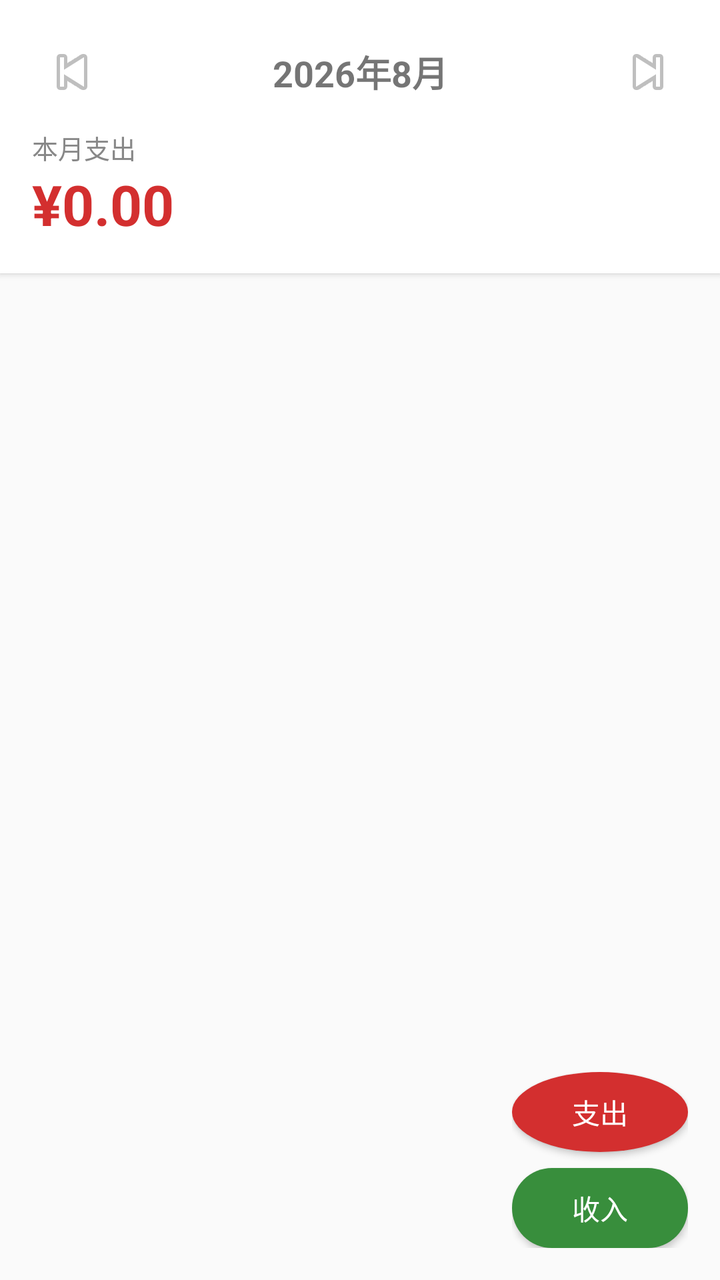
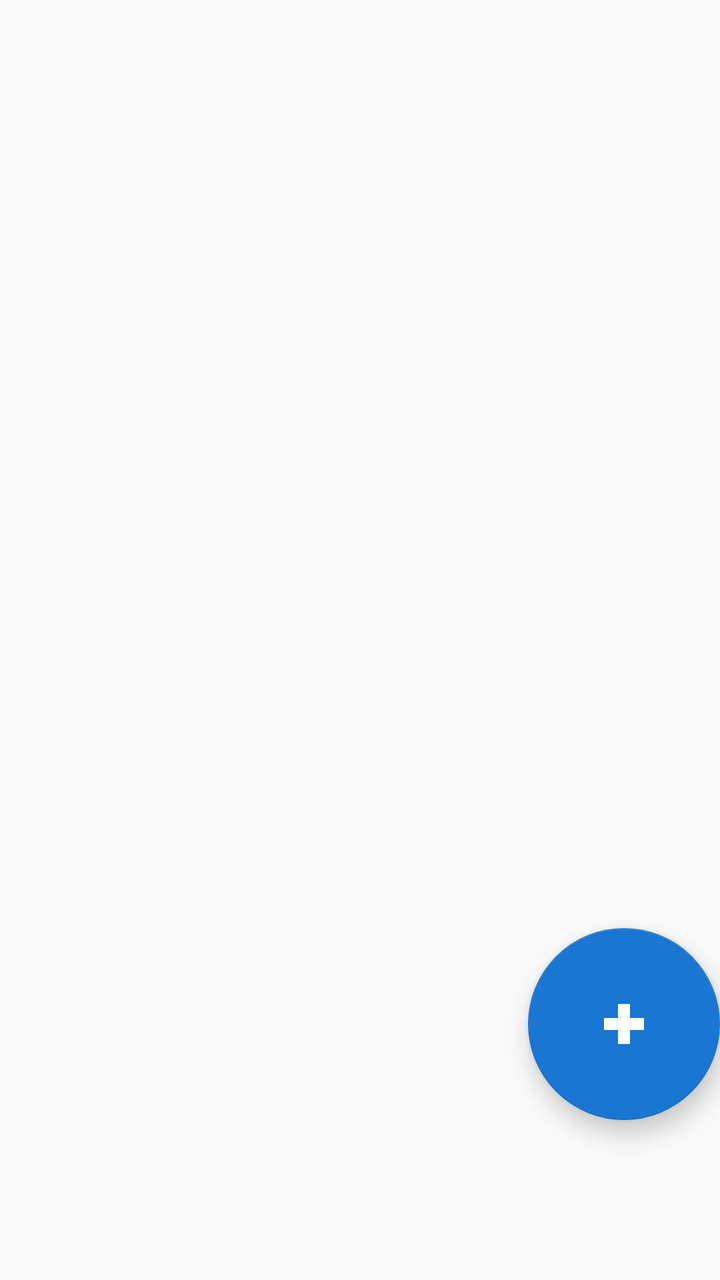

Screens rendered from an Android XML layout before and after an edit, with the pre-edit source and the edit as a unified diff.
<!-- AndroidManifest.xml: application theme Theme.AppCompat.Light.NoActionBar -->
<!-- res/layout/fragment_home.xml -->
<?xml version="1.0" encoding="utf-8"?>
<androidx.coordinatorlayout.widget.CoordinatorLayout
    xmlns:android="http://schemas.android.com/apk/res/android"
    xmlns:app="http://schemas.android.com/apk/res-auto"
    android:layout_width="match_parent"
    android:layout_height="match_parent">

    <LinearLayout
        android:layout_width="match_parent"
        android:layout_height="match_parent"
        android:orientation="vertical">

        
        <LinearLayout
            android:layout_width="match_parent"
            android:layout_height="wrap_content"
            android:orientation="vertical"
            android:background="#FFFFFF"
            android:elevation="2dp"
            android:padding="16dp">

            <LinearLayout
                android:layout_width="match_parent"
                android:layout_height="wrap_content"
                android:orientation="horizontal"
                android:gravity="center_vertical">

                <ImageButton
                    android:id="@+id/btn_prev_month"
                    android:layout_width="40dp"
                    android:layout_height="40dp"
                    android:background="?attr/selectableItemBackgroundBorderless"
                    android:src="@android:drawable/ic_media_previous"
                    android:contentDescription="上一月" />

                <TextView
                    android:id="@+id/tv_month"
                    android:layout_width="0dp"
                    android:layout_height="wrap_content"
                    android:layout_weight="1"
                    android:gravity="center"
                    android:textSize="18sp"
                    android:textStyle="bold"
                    android:text="2026年8月" />

                <ImageButton
                    android:id="@+id/btn_next_month"
                    android:layout_width="40dp"
                    android:layout_height="40dp"
                    android:background="?attr/selectableItemBackgroundBorderless"
                    android:src="@android:drawable/ic_media_next"
                    android:contentDescription="下一月" />

            </LinearLayout>

            <TextView
                android:layout_width="wrap_content"
                android:layout_height="wrap_content"
                android:text="本月支出"
                android:textSize="13sp"
                android:textColor="#888888"
                android:layout_marginTop="8dp" />

            <TextView
                android:id="@+id/tv_month_total"
                android:layout_width="wrap_content"
                android:layout_height="wrap_content"
                android:text="¥0.00"
                android:textSize="28sp"
                android:textStyle="bold"
                android:textColor="#D32F2F" />

        </LinearLayout>

        
        <androidx.recyclerview.widget.RecyclerView
            android:id="@+id/rv_bills"
            android:layout_width="match_parent"
            android:layout_height="0dp"
            android:layout_weight="1"
            android:clipToPadding="false"
            android:paddingBottom="80dp" />

    </LinearLayout>

    
    <LinearLayout
        android:layout_width="wrap_content"
        android:layout_height="wrap_content"
        android:layout_gravity="bottom|end"
        android:layout_marginEnd="16dp"
        android:layout_marginBottom="16dp"
        android:orientation="vertical"
        android:gravity="center">

        
        <Button
            android:id="@+id/btn_add_consume"
            android:layout_width="wrap_content"
            android:layout_height="40dp"
            android:background="@drawable/fab_bg"
            android:paddingStart="16dp"
            android:paddingEnd="16dp"
            android:text="支出"
            android:textColor="#FFFFFF"
            android:textSize="14sp"
            android:layout_marginBottom="8dp" />

        
        <Button
            android:id="@+id/btn_add_income"
            android:layout_width="wrap_content"
            android:layout_height="40dp"
            android:background="@drawable/fab_bg_income"
            android:paddingStart="16dp"
            android:paddingEnd="16dp"
            android:text="收入"
            android:textColor="#FFFFFF"
            android:textSize="14sp" />

    </LinearLayout>

</androidx.coordinatorlayout.widget.CoordinatorLayout>
<!-- resources referenced by this layout -->
<resources>
  <!-- drawable fab_bg (drawable) -->
  <?xml version="1.0" encoding="utf-8"?>
  <shape xmlns:android="http://schemas.android.com/apk/res/android"
      android:shape="oval">
      <solid android:color="#D32F2F" />
  </shape>
  <!-- drawable fab_bg_income (drawable) -->
  <?xml version="1.0" encoding="utf-8"?>
  <shape xmlns:android="http://schemas.android.com/apk/res/android"
      android:shape="rectangle">
      <solid android:color="#388E3C" />
      <corners android:radius="20dp" />
  </shape>
</resources>

<!-- the commit's change to res/layout/fragment_home.xml (unified diff, before → after) -->
@@ -11,113 +11,32 @@
         android:orientation="vertical">
 
         
-        <LinearLayout
+        <com.google.android.material.tabs.TabLayout
+            android:id="@+id/tabLayout"
             android:layout_width="match_parent"
-            android:layout_height="wrap_content"
-            android:orientation="vertical"
-            android:background="#FFFFFF"
-            android:elevation="2dp"
-            android:padding="16dp">
-
-            <LinearLayout
-                android:layout_width="match_parent"
-                android:layout_height="wrap_content"
-                android:orientation="horizontal"
-                android:gravity="center_vertical">
-
-                <ImageButton
-                    android:id="@+id/btn_prev_month"
-                    android:layout_width="40dp"
-                    android:layout_height="40dp"
-                    android:background="?attr/selectableItemBackgroundBorderless"
-                    android:src="@android:drawable/ic_media_previous"
-                    android:contentDescription="上一月" />
-
-                <TextView
-                    android:id="@+id/tv_month"
-                    android:layout_width="0dp"
-                    android:layout_height="wrap_content"
-                    android:layout_weight="1"
-                    android:gravity="center"
-                    android:textSize="18sp"
-                    android:textStyle="bold"
-                    android:text="2026年8月" />
-
-                <ImageButton
-                    android:id="@+id/btn_next_month"
-                    android:layout_width="40dp"
-                    android:layout_height="40dp"
-                    android:background="?attr/selectableItemBackgroundBorderless"
-                    android:src="@android:drawable/ic_media_next"
-                    android:contentDescription="下一月" />
-
-            </LinearLayout>
-
-            <TextView
-                android:layout_width="wrap_content"
-                android:layout_height="wrap_content"
-                android:text="本月支出"
-                android:textSize="13sp"
-                android:textColor="#888888"
-                android:layout_marginTop="8dp" />
-
-            <TextView
-                android:id="@+id/tv_month_total"
-                android:layout_width="wrap_content"
-                android:layout_height="wrap_content"
-                android:text="¥0.00"
-                android:textSize="28sp"
-                android:textStyle="bold"
-                android:textColor="#D32F2F" />
-
-        </LinearLayout>
+            android:layout_height="72dp"
+            app:tabGravity="fill"
+            app:tabMode="fixed"
+            app:tabTextAppearance="@style/MyTabText"/>
 
         
-        <androidx.recyclerview.widget.RecyclerView
-            android:id="@+id/rv_bills"
+        <androidx.viewpager2.widget.ViewPager2
+            android:id="@+id/viewPager"
             android:layout_width="match_parent"
             android:layout_height="0dp"
-            android:layout_weight="1"
-            android:clipToPadding="false"
-            android:paddingBottom="80dp" />
-
+            android:layout_weight="1" />
     </LinearLayout>
 
     
-    <LinearLayout
+    <com.google.android.material.floatingactionbutton.FloatingActionButton
+        android:id="@+id/fabAddBill"
         android:layout_width="wrap_content"
         android:layout_height="wrap_content"
         android:layout_gravity="bottom|end"
-        android:layout_marginEnd="16dp"
-        android:layout_marginBottom="16dp"
-        android:orientation="vertical"
-        android:gravity="center">
-
-        
-        <Button
-            android:id="@+id/btn_add_consume"
-            android:layout_width="wrap_content"
-            android:layout_height="40dp"
-            android:background="@drawable/fab_bg"
-            android:paddingStart="16dp"
-            android:paddingEnd="16dp"
-            android:text="支出"
-            android:textColor="#FFFFFF"
-            android:textSize="14sp"
-            android:layout_marginBottom="8dp" />
-
-        
-        <Button
-            android:id="@+id/btn_add_income"
-            android:layout_width="wrap_content"
-            android:layout_height="40dp"
-            android:background="@drawable/fab_bg_income"
-            android:paddingStart="16dp"
-            android:paddingEnd="16dp"
-            android:text="收入"
-            android:textColor="#FFFFFF"
-            android:textSize="14sp" />
-
-    </LinearLayout>
+        android:layout_marginBottom="80dp"
+        app:fabCustomSize="96dp"
+        android:src="@drawable/ic_add"
+        app:tint="@android:color/white"
+        app:backgroundTint="#1976D2"/>
 
 </androidx.coordinatorlayout.widget.CoordinatorLayout>
<!-- resource entries referenced after the edit -->
@@ -1,17 +1,17 @@
 <!-- resources referenced by this layout -->
 <resources>
-  <!-- drawable fab_bg (drawable) -->
-  <?xml version="1.0" encoding="utf-8"?>
-  <shape xmlns:android="http://schemas.android.com/apk/res/android"
-      android:shape="oval">
-      <solid android:color="#D32F2F" />
-  </shape>
-  <!-- drawable fab_bg_income (drawable) -->
-  <?xml version="1.0" encoding="utf-8"?>
-  <shape xmlns:android="http://schemas.android.com/apk/res/android"
-      android:shape="rectangle">
-      <solid android:color="#388E3C" />
-      <corners android:radius="20dp" />
-  </shape>
+  <!-- drawable ic_add (drawable) -->
+  <vector xmlns:android="http://schemas.android.com/apk/res/android"
+      android:width="24dp"
+      android:height="24dp"
+      android:viewportWidth="24"
+      android:viewportHeight="24">
+      <path
+          android:fillColor="#FFFFFF"
+          android:pathData="M22,9 h-7 V2 h-6 v7 H2 v6 h7 v7 h6 v-7 h7 Z" />
+  </vector>
+  <style name="MyTabText" parent="TextAppearance.Design.Tab">
+          <item name="android:textSize">22sp</item>
+      </style>
 </resources>
 
